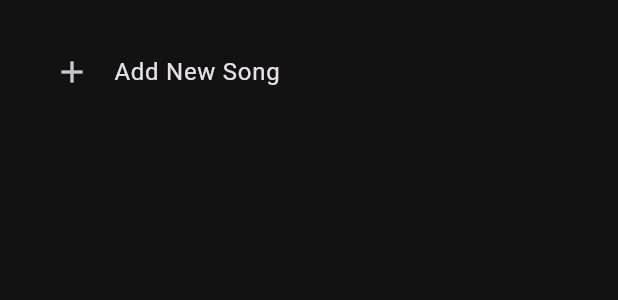
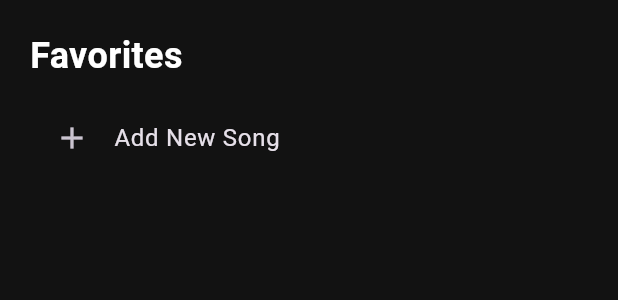
Before and after one commit to Eshwar-M17/music_app, a Flutter app: the LibraryPage widget shown alone on an empty page, opened directly, on a phone screen of 412 x 824 dp. Shown: the top 300 px of the screen. Run offline on Flutter 3.47's test engine with Material 3 defaults, Android fonts, the phone set to English and light mode, and no system bars; our stand-ins replace dotted_border, file_picker, flutter_riverpod, fpdart, hive, image_picker and 5 more; missing offline and left inert: audio_waveforms, color_hex, flex_color_picker; accounts and stored records are empty; generated files the repository leaves out were written again.

```diff
--- a/lib/features/homepage/view/pages/library_page.dart
+++ b/lib/features/homepage/view/pages/library_page.dart
@@ -2,6 +2,7 @@ import 'package:c_lient/core/providers/current_song_notifiier.dart';
 import 'package:c_lient/core/utils/utils.dart';
 import 'package:c_lient/core/widgets/loader.dart';
 import 'package:c_lient/features/homepage/view/pages/upload_song_page.dart';
+import 'package:c_lient/features/homepage/view/widgets/favorite_widget.dart';
 import 'package:c_lient/features/homepage/viewmodel/home_page_viewmodel.dart';
 import 'package:flutter/material.dart';
 import 'package:flutter_riverpod/flutter_riverpod.dart';
@@ -11,17 +12,29 @@ class LibraryPage extends ConsumerWidget {
 
   @override
   Widget build(BuildContext context, WidgetRef ref) {
-
-
     return SafeArea(
-      child: ref
+      child: Container(
+        padding: const EdgeInsets.all(20),
+        width: double.maxFinite,
+        height: double.maxFinite,
+        child: Column(
+          crossAxisAlignment: CrossAxisAlignment.start,
+          children: [
+            const Text(
+              "Favorites",
+              style: TextStyle(
+                color: Colors.white,
+                fontSize: 24,
+                fontWeight: FontWeight.bold,
+              ),
+            ),
+            const SizedBox(height: 10),
+            ref
                 .watch(favoriteSongNotifierProvider)
                 .when(
                   data: (data) {
-              return Container(
-                padding: const EdgeInsets.all(20),
-                width: double.maxFinite,
-                height: double.maxFinite,
+                    return
+                       Expanded(
                          child: ListView.builder(
                           itemCount: data.length + 1,
                           itemBuilder: (context, index) {
@@ -41,7 +54,9 @@ class LibraryPage extends ConsumerWidget {
                                   )
                                 : GestureDetector(
                                     onTap: () => ref
-                                .read(currentSongNotifierProvider.notifier)
+                                        .read(
+                                          currentSongNotifierProvider.notifier,
+                                        )
                                         .updateSong(data[index]),
                                     child: Container(
                                       margin: const EdgeInsets.only(top: 10),
@@ -63,7 +78,9 @@ class LibraryPage extends ConsumerWidget {
                                             width: 55,
                                             height: 55,
                                             decoration: BoxDecoration(
-                                      borderRadius: BorderRadius.circular(10),
+                                              borderRadius: BorderRadius.circular(
+                                                10,
+                                              ),
                                               image: DecorationImage(
                                                 image: NetworkImage(
                                                   data[index].thumbnail_url,
@@ -74,26 +91,35 @@ class LibraryPage extends ConsumerWidget {
                                           ),
 
                                           Padding(
-                                    padding: const EdgeInsets.all(8.0),
+                                            padding: const EdgeInsets.all(10),
+                                            child: SizedBox(
+                                              width: 200,
                                               child: Column(
+                                                crossAxisAlignment:
+                                                    CrossAxisAlignment.start,
                                                 children: [
                                                   Text(
                                                     data[index].song_name,
                                                     style: const TextStyle(
-                                            fontSize: 18,
+                                                      fontSize: 16,
                                                       fontWeight: FontWeight.w700,
                                                     ),
                                                   ),
                                                   Text(
+                                                    maxLines: 1,
                                                     data[index].artist,
                                                     style: const TextStyle(
-                                            fontSize: 16,
+                                                      overflow:
+                                                          TextOverflow.ellipsis,
+                                                      fontSize: 13,
                                                       fontWeight: FontWeight.w500,
                                                     ),
                                                   ),
                                                 ],
                                               ),
                                             ),
+                                          ),
+                                          FavoriteWidget(currentSong:data[index] )
                                         ],
                                       ),
                                     ),
@@ -101,6 +127,7 @@ class LibraryPage extends ConsumerWidget {
                           },
                                                ),
                        );
+
                   },
                   error: (error, stackTrace) {
                     return Center(child: Text(error.toString()));
@@ -109,6 +136,9 @@ class LibraryPage extends ConsumerWidget {
                     return const Loader();
                   },
                 ),
+          ],
+        ),
+      ),
     );
   }
 }
--- a/pubspec.yaml
+++ b/pubspec.yaml
@@ -47,6 +47,8 @@ dependencies:
   audio_waveforms: ^1.3.0
   color_hex: ^0.0.1
   just_audio: ^0.10.4
+  device_info_plus: ^11.5.0
+  image_picker: ^1.1.2
   hive: ^2.2.3
   # isar: ^3.1.0+1
   # isar_flutter_libs: ^3.1.0+1
```
Also changed, not shown: lib/core/utils/utils.dart (+8 -15 lines), lib/features/homepage/view/pages/songs_page.dart (+35 -14 lines), lib/features/homepage/view/widgets/music_player.dart (+11 -5 lines), lib/features/homepage/view/widgets/music_slab.dart (+10 -1 lines), github_assets/images/favorites_page.png (added), github_assets/images/home_page.png (added), github_assets/images/login_page.png (added), github_assets/images/signup_page.png (added), github_assets/images/song_player_page.png (added), github_assets/images/upload_song_page.png (added), pubspec.lock, 8 other files. Lines whose indentation alone changed are shown as unchanged.
